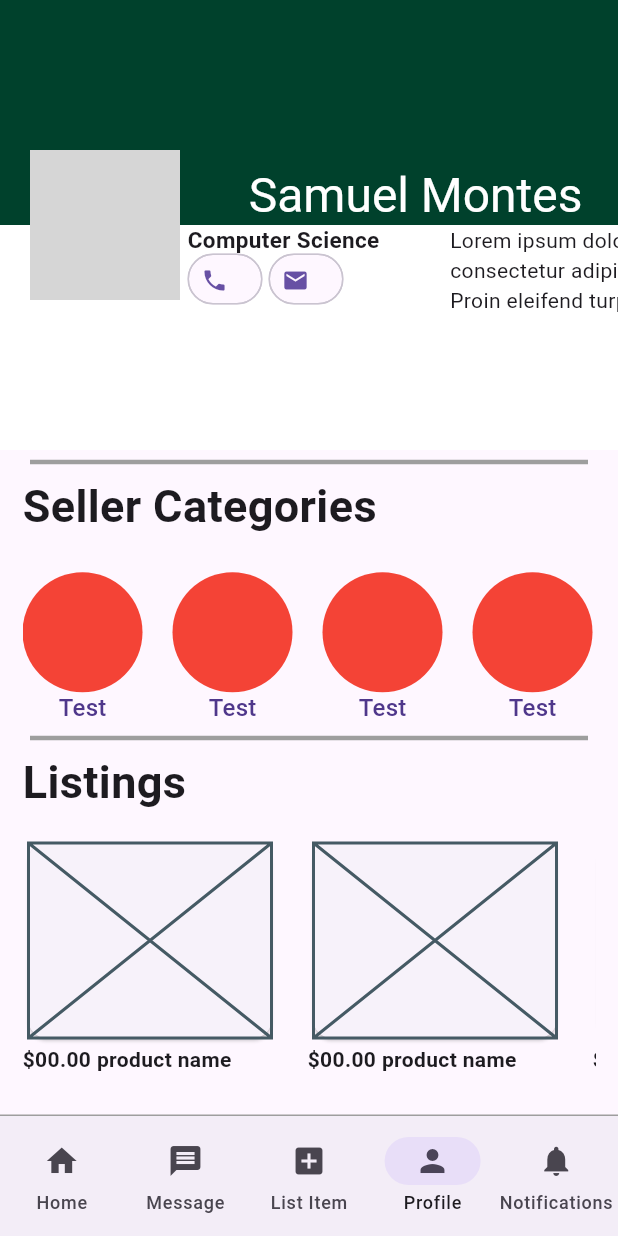
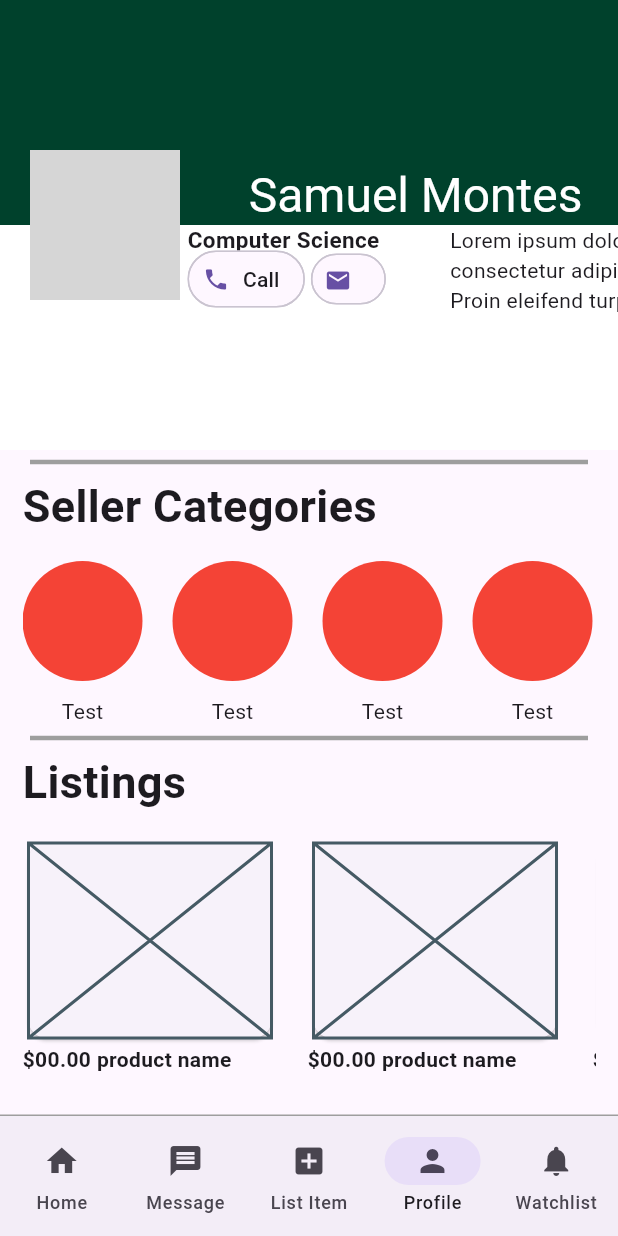
Before and after one commit to Binghamton-Tech-Collective/Binghamton-Marketplace, a Flutter app: the screen it shows after launch, item 4 of the bottom bar chosen, on a phone screen of 412 x 824 dp. Run offline on Flutter 3.47's test engine with Material 3 defaults, Android fonts, the phone set to English and light mode, and no system bars; our stand-ins replace cloud_firestore, firebase_auth, firebase_core; accounts and stored records are empty; network calls fail; grey boxes are pictures that could not be loaded.

```diff
--- a/lib/main.dart
+++ b/lib/main.dart
@@ -5,6 +5,7 @@ import "package:btc_market/pages.dart";
 import "package:btc_market/services.dart";
 
 void main() {
+  WidgetsFlutterBinding.ensureInitialized();
   services.init();
   models.init();
   runApp(BtcMarket());
--- a/lib/src/pages/nav_page.dart
+++ b/lib/src/pages/nav_page.dart
@@ -18,7 +18,7 @@ class NavPageState extends State<NavPage>{
     const Text("Message"),
     const Text("List Product"),
     ProfilePage(),
-    const Text("Notifications"),
+    const Text("Watchlist"),
   ];
 
 void _onItemTap(int index){
@@ -53,7 +53,7 @@ void _onItemTap(int index){
           ),
         NavigationDestination(
           icon: Icon(Icons.notifications),
-          label: "Notifications",
+          label: "Watchlist",
         ),
       ],
     ),
```
Also changed, not shown: lib/src/pages/profile.dart (+10 -15 lines), 3 other files.
